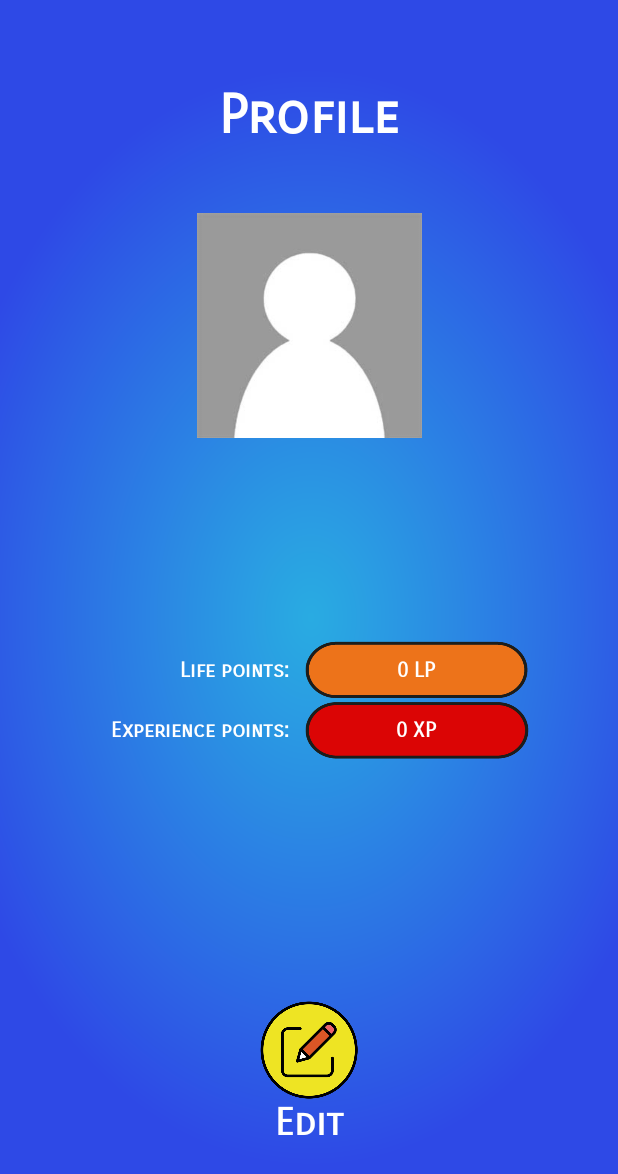
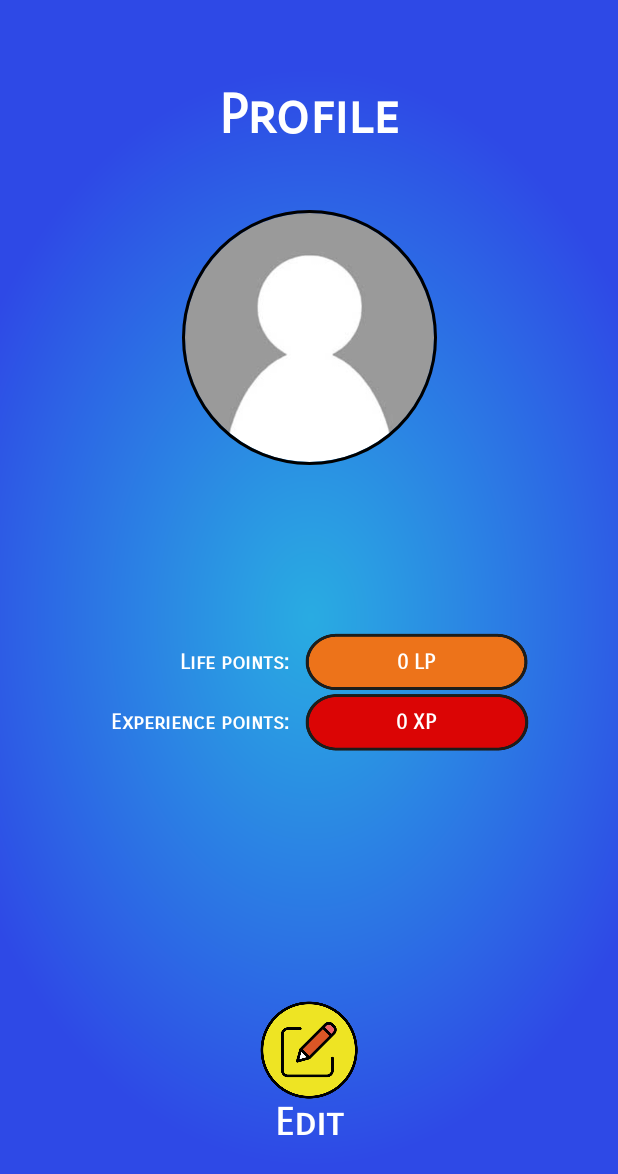
Before and after one commit to vladoski/pocketmonsters, an Android app: the ProfileActivity screen opened directly, with no data from a screen before it, on a phone screen of 412 x 824 dp. Shown: the top 1174 px of the screen. Run offline under Robolectric (Android 15) with nearby library versions, the phone set to English and light mode, and no system bars; our stand-ins replace CircleImageView, Volley; network calls fail.

Commit message:
Added CircleImageView to all profile images

```diff
--- a/app/build.gradle
+++ b/app/build.gradle
@@ -36,7 +36,7 @@ dependencies {
     implementation 'com.google.android.gms:play-services-location:17.0.0'
     implementation 'com.mapbox.mapboxsdk:mapbox-android-sdk:8.5.0'
     implementation 'com.mapbox.mapboxsdk:mapbox-android-plugin-annotation-v8:0.7.0'
+    implementation 'androidx.recyclerview:recyclerview:1.1.0'
     implementation 'de.hdodenhof:circleimageview:3.0.1'
-    implementation 'androidx.recyclerview:recyclerview:1.1.0'
 
 }
--- a/app/src/main/java/com/albertinisodringa/pocketmonsters/MainActivity.java
+++ b/app/src/main/java/com/albertinisodringa/pocketmonsters/MainActivity.java
@@ -51,6 +51,8 @@ import androidx.fragment.app.FragmentTransaction;
 import java.lang.ref.WeakReference;
 import java.util.ArrayList;
 import java.util.List;
+
+import de.hdodenhof.circleimageview.CircleImageView;
 
 import static com.mapbox.mapboxsdk.style.layers.Property.ICON_ROTATION_ALIGNMENT_VIEWPORT;
 
@@ -540,7 +542,7 @@ public class MainActivity extends AppCompatActivity implements OnMapReadyCallbac
                 experiencePointsTextView.setText(player.getExperiencePoints() + " XP");
 
                 // Set profile image on ImageView
-                ImageView profileImageView = findViewById(R.id.player_profile_picture);
+                CircleImageView profileImageView = findViewById(R.id.player_picture_ranking);
                 Bitmap profileImageBitmap = BitmapFactory.decodeByteArray(player.getImage(), 0, player.getImage().length);
 
                 // If the profileImage is not a valid Bitmap, then display default profile image
--- a/app/src/main/java/com/albertinisodringa/pocketmonsters/ProfileActivity.java
+++ b/app/src/main/java/com/albertinisodringa/pocketmonsters/ProfileActivity.java
@@ -12,6 +12,8 @@ import android.util.Log;
 import android.view.View;
 import android.widget.ImageView;
 import android.widget.TextView;
+
+import de.hdodenhof.circleimageview.CircleImageView;
 
 public class ProfileActivity extends AppCompatActivity {
 
@@ -42,7 +44,7 @@ public class ProfileActivity extends AppCompatActivity {
                 nameTextView.setText(player.getUsername() == null ? "No name" : player.getUsername()); // Writes no name if the name is null (not set)
 
                 // Set profile image on ImageView
-                ImageView profileImageView = findViewById(R.id.profile_image);
+                CircleImageView profileImageView = findViewById(R.id.uploadedImageView);
                 Bitmap profileImageBitmap = BitmapFactory.decodeByteArray(player.getImage(), 0, player.getImage().length);
 
                 // If the profileImage is not a valid Bitmap, then display default profile image
--- a/app/src/main/java/com/albertinisodringa/pocketmonsters/ProfileEditActivity.java
+++ b/app/src/main/java/com/albertinisodringa/pocketmonsters/ProfileEditActivity.java
@@ -21,6 +21,8 @@ import java.io.ByteArrayOutputStream;
 import java.io.FileNotFoundException;
 import java.io.InputStream;
 
+import de.hdodenhof.circleimageview.CircleImageView;
+
 public class ProfileEditActivity extends AppCompatActivity {
 
     public static final String PROFILE_EDITED_SUCCESFULLY_MESSAGE = "The profile has been edited successfully";
@@ -29,7 +31,7 @@ public class ProfileEditActivity extends AppCompatActivity {
     private Bitmap profileImage = null;
     private boolean isProfileImageSet = false;
     ImageView profileImageSetImageView = null;
-    ImageView uploadedImageView = null;
+    CircleImageView uploadedImageView = null;
     final private int REQUEST_CODE = 1; // Code useful for the result of the startActivity
 
     @Override
--- a/app/src/main/java/com/albertinisodringa/pocketmonsters/RankingAdapter.java
+++ b/app/src/main/java/com/albertinisodringa/pocketmonsters/RankingAdapter.java
@@ -10,6 +10,8 @@ import android.widget.TextView;
 import androidx.recyclerview.widget.RecyclerView;
 
 import java.util.List;
+
+import de.hdodenhof.circleimageview.CircleImageView;
 
 public class RankingAdapter extends RecyclerView.Adapter<RankingAdapter.ViewHolder> {
 
@@ -24,14 +26,14 @@ public class RankingAdapter extends RecyclerView.Adapter<RankingAdapter.ViewHold
 
     public static class ViewHolder extends RecyclerView.ViewHolder {
 
-        private ImageView playerProfilePicture;
+        private CircleImageView playerProfilePicture;
         private TextView playerNameRanking;
         private TextView experiencePointRanking;
         private TextView rankingPosition;
 
         public ViewHolder(View view) {
             super(view);
-            this.playerProfilePicture = view.findViewById(R.id.player_profile_picture);
+            this.playerProfilePicture = view.findViewById(R.id.player_picture_ranking);
             this.playerNameRanking = view.findViewById(R.id.player_name_ranking);
             this.experiencePointRanking = view.findViewById(R.id.experience_point_ranking);
             this.rankingPosition = view.findViewById(R.id.ranking_position);
--- a/app/src/main/res/layout/profile_activity.xml
+++ b/app/src/main/res/layout/profile_activity.xml
@@ -7,26 +7,26 @@
     android:background="@drawable/background"
     tools:context=".ProfileActivity">
 
-    <ImageView
-        xmlns:app="http://schemas.android.com/apk/res-auto"
-        android:id="@+id/profile_image"
+    <de.hdodenhof.circleimageview.CircleImageView
+        android:id="@+id/uploadedImageView"
+        android:layout_width="170dp"
+        android:layout_height="170dp"
+        android:layout_marginTop="140dp"
         android:src="@drawable/profile_default"
-        android:layout_height="150dp"
-        android:layout_marginStart="142dp"
-        android:layout_marginTop="142dp"
-        android:layout_marginEnd="142dp"
+        app:civ_border_color="@color/common_google_signin_btn_text_dark_focused"
+        app:civ_border_width="2dp"
         app:layout_constraintEnd_toEndOf="parent"
+        app:layout_constraintHorizontal_bias="0.5"
         app:layout_constraintStart_toStartOf="parent"
-        app:layout_constraintTop_toTopOf="parent"
-        android:layout_width="150dp" />
+        app:layout_constraintTop_toTopOf="parent"/>
 
 
     <TextView
         android:id="@+id/name"
         android:layout_width="match_parent"
         android:layout_height="wrap_content"
-        android:layout_marginTop="33dp"
-        android:layout_marginBottom="71dp"
+        android:layout_marginTop="30dp"
+        android:layout_marginBottom="60dp"
         android:fontFamily="sans-serif-smallcaps"
         android:textAlignment="center"
         android:textColor="@color/common_google_signin_btn_text_dark_pressed"
@@ -36,7 +36,7 @@
         app:layout_constraintEnd_toEndOf="parent"
         app:layout_constraintHorizontal_bias="1.0"
         app:layout_constraintStart_toStartOf="parent"
-        app:layout_constraintTop_toBottomOf="@+id/profile_image" />
+        app:layout_constraintTop_toBottomOf="@+id/uploadedImageView" />
 
     <TextView
         android:id="@+id/profileTextView"
@@ -57,7 +57,7 @@
         android:id="@+id/linearLayout2"
         android:layout_width="293dp"
         android:layout_height="80dp"
-        android:layout_marginTop="70dp"
+        android:layout_marginTop="50dp"
         android:orientation="vertical"
         app:layout_constraintEnd_toEndOf="parent"
         app:layout_constraintHorizontal_bias="0.5"
```
Also changed, not shown: app/src/main/res/layout/main_activity_map.xml (+7 -3 lines), app/src/main/res/layout/profile_edit_activity.xml (+14 -15 lines), app/src/main/res/layout/single_profile_ranking.xml (+9 -9 lines).
